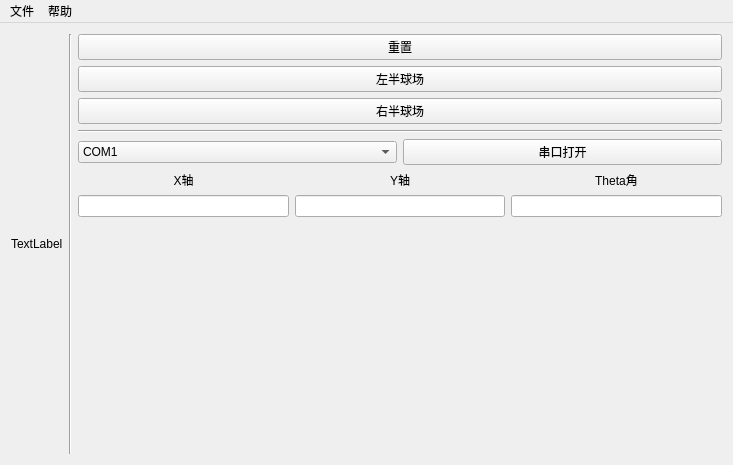
This is mainwindow.ui in HadenSun/robot_1 as Qt 5 draws it before an edit. The edited form follows.
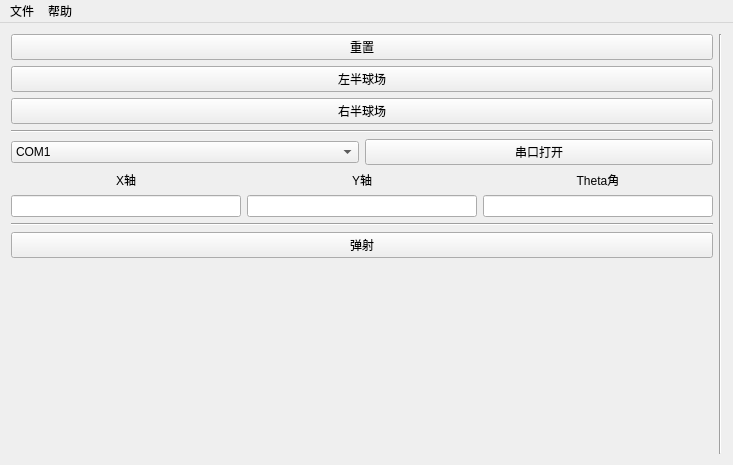
This is the edited form.

The edit to the form file:
```diff
--- a/mainwindow.ui
+++ b/mainwindow.ui
@@ -17,22 +17,11 @@
    <layout class="QVBoxLayout" name="verticalLayout_2">
     <item>
      <layout class="QHBoxLayout" name="horizontalLayout">
-      <item>
-       <widget class="QLabel" name="label">
-        <property name="text">
-         <string>TextLabel</string>
-        </property>
-       </widget>
-      </item>
-      <item>
-       <widget class="Line" name="line">
-        <property name="orientation">
-         <enum>Qt::Vertical</enum>
-        </property>
-       </widget>
-      </item>
       <item>
        <layout class="QVBoxLayout" name="verticalLayout">
+        <property name="sizeConstraint">
+         <enum>QLayout::SetMinimumSize</enum>
+        </property>
         <item>
          <widget class="QPushButton" name="restartButton">
           <property name="text">
@@ -205,6 +194,20 @@
           </item>
          </layout>
         </item>
+        <item>
+         <widget class="Line" name="line_3">
+          <property name="orientation">
+           <enum>Qt::Horizontal</enum>
+          </property>
+         </widget>
+        </item>
+        <item>
+         <widget class="QPushButton" name="shotButton">
+          <property name="text">
+           <string>弹射</string>
+          </property>
+         </widget>
+        </item>
         <item>
          <spacer name="verticalSpacer">
           <property name="orientation">
@@ -220,6 +223,13 @@
         </item>
        </layout>
       </item>
+      <item>
+       <widget class="Line" name="line">
+        <property name="orientation">
+         <enum>Qt::Vertical</enum>
+        </property>
+       </widget>
+      </item>
      </layout>
     </item>
    </layout>
```
